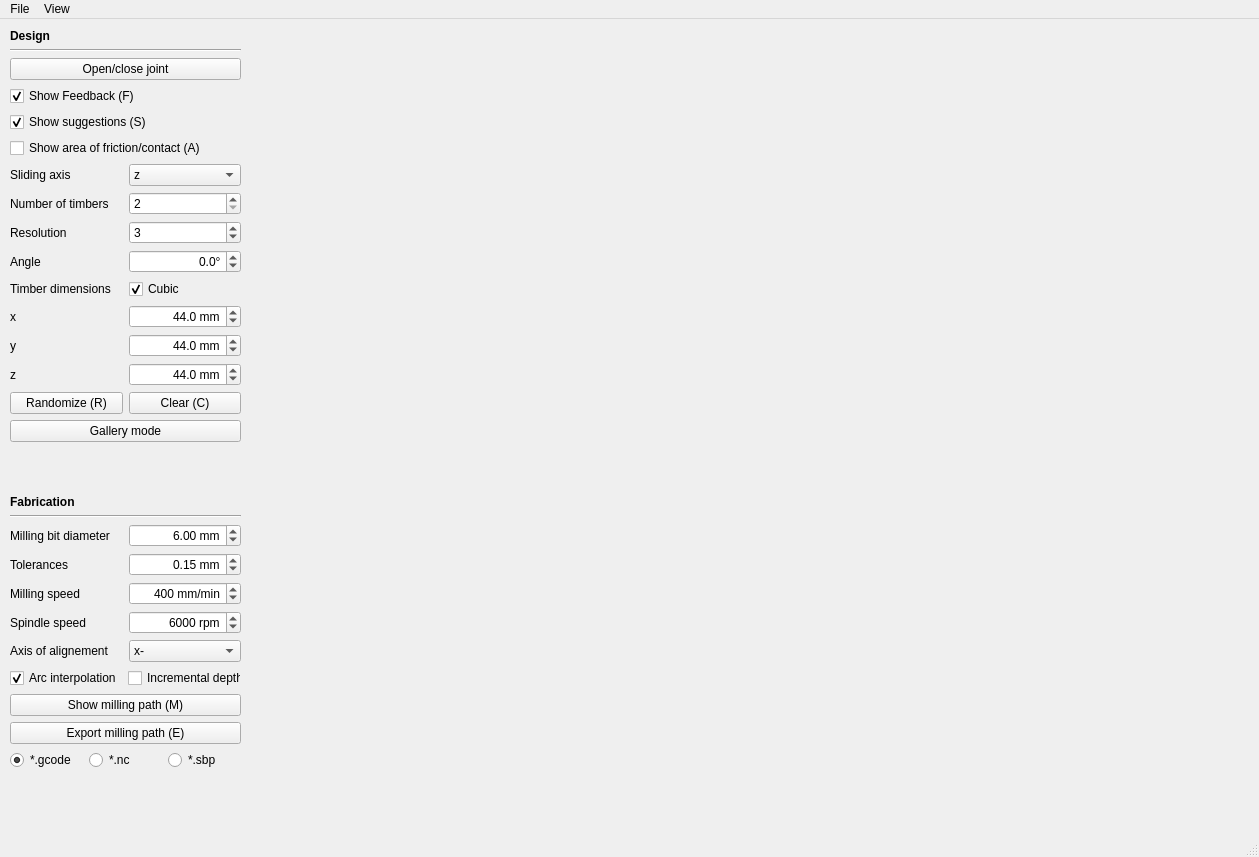
Above: setup/Tsugite.ui from marialarsson/tsugite before the change. Below: the same form after it.
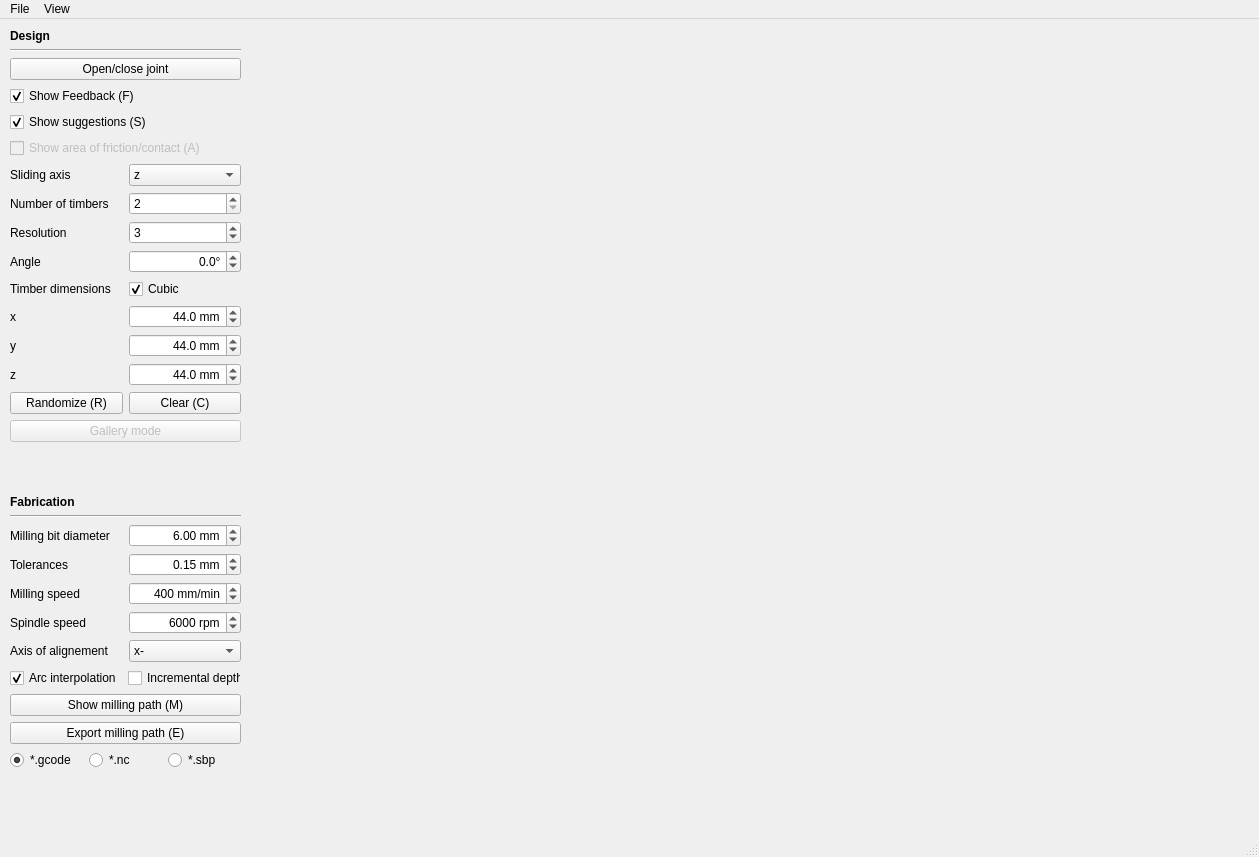
That is the form after the change.

```diff
--- a/setup/Tsugite.ui
+++ b/setup/Tsugite.ui
@@ -98,6 +98,9 @@
      </item>
      <item>
       <widget class="QCheckBox" name="checkBox">
+       <property name="enabled">
+        <bool>false</bool>
+       </property>
        <property name="text">
         <string>Show area of friction/contact (A)</string>
        </property>
@@ -420,6 +423,9 @@
      </item>
      <item>
       <widget class="QPushButton" name="buttonGALLERY">
+       <property name="enabled">
+        <bool>false</bool>
+       </property>
        <property name="text">
         <string>Gallery mode</string>
        </property>
```
